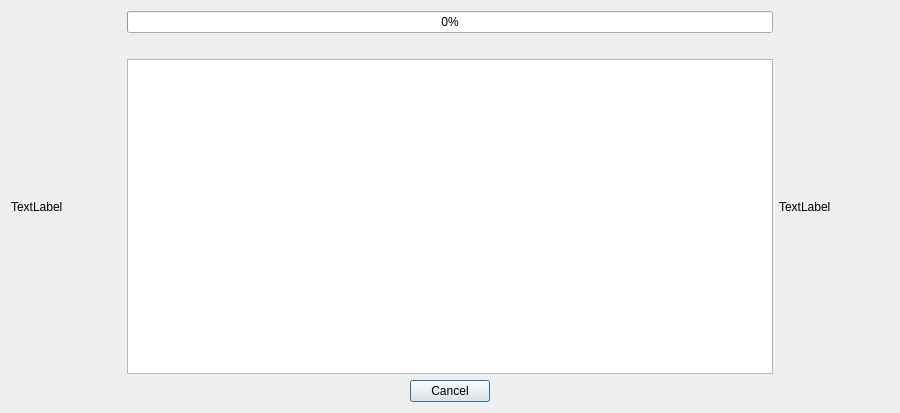
First picture: the form in comictaggerlib/ui/autotagprogresswindow.ui, repository comictagger/comictagger, before the edit.
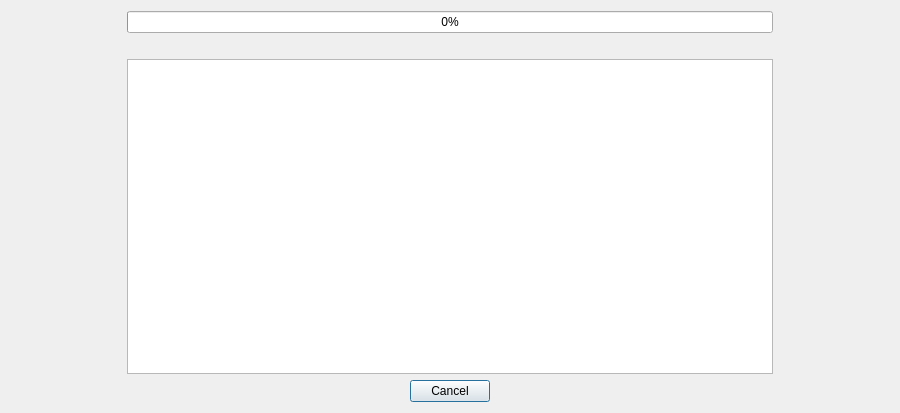
Second picture: the form after the edit.

Commit message: auto-tag progress window now uses coverimagewidget

The edit to the form file:
```diff
--- a/comictaggerlib/ui/autotagprogresswindow.ui
+++ b/comictaggerlib/ui/autotagprogresswindow.ui
@@ -21,6 +21,44 @@
   </property>
   <layout class="QGridLayout" name="gridLayout">
    <item row="0" column="1">
+    <widget class="QWidget" name="archiveCoverContainer">
+     <property name="sizePolicy">
+      <sizepolicy hsizetype="Fixed" vsizetype="Expanding">
+       <horstretch>0</horstretch>
+       <verstretch>0</verstretch>
+      </sizepolicy>
+     </property>
+     <property name="minimumSize">
+      <size>
+       <width>110</width>
+       <height>165</height>
+      </size>
+     </property>
+     <property name="maximumSize">
+      <size>
+       <width>110</width>
+       <height>165</height>
+      </size>
+     </property>
+    </widget>
+   </item>
+   <item row="0" column="4">
+    <widget class="QWidget" name="testCoverContainer">
+     <property name="minimumSize">
+      <size>
+       <width>110</width>
+       <height>165</height>
+      </size>
+     </property>
+     <property name="maximumSize">
+      <size>
+       <width>110</width>
+       <height>165</height>
+      </size>
+     </property>
+    </widget>
+   </item>
+   <item row="0" column="2">
     <layout class="QVBoxLayout" name="verticalLayout">
      <item>
       <widget class="QProgressBar" name="progressBar">
@@ -66,50 +104,6 @@
      </item>
     </layout>
    </item>
-   <item row="0" column="0">
-    <widget class="QLabel" name="lblArchive">
-     <property name="sizePolicy">
-      <sizepolicy hsizetype="Fixed" vsizetype="Expanding">
-       <horstretch>0</horstretch>
-       <verstretch>0</verstretch>
-      </sizepolicy>
-     </property>
-     <property name="minimumSize">
-      <size>
-       <width>110</width>
-       <height>165</height>
-      </size>
-     </property>
-     <property name="maximumSize">
-      <size>
-       <width>110</width>
-       <height>165</height>
-      </size>
-     </property>
-     <property name="text">
-      <string>TextLabel</string>
-     </property>
-    </widget>
-   </item>
-   <item row="0" column="2">
-    <widget class="QLabel" name="lblTest">
-     <property name="minimumSize">
-      <size>
-       <width>110</width>
-       <height>165</height>
-      </size>
-     </property>
-     <property name="maximumSize">
-      <size>
-       <width>110</width>
-       <height>165</height>
-      </size>
-     </property>
-     <property name="text">
-      <string>TextLabel</string>
-     </property>
-    </widget>
-   </item>
   </layout>
  </widget>
  <resources/>
```
The commit also changes 1 other file.
